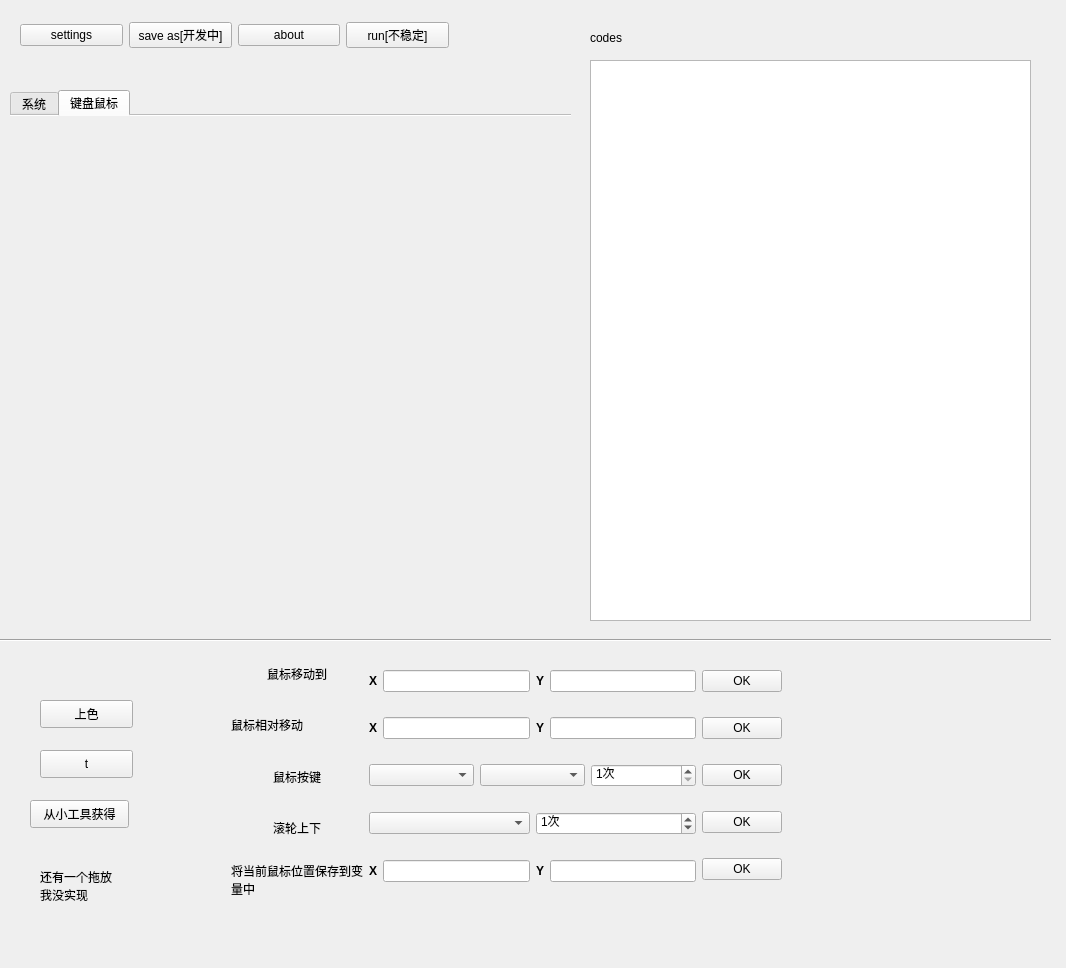
Qt form src/ahk_main/ahk_main.ui (yongzhi444/AutoHotkey-Simple-IDE) before a commit.
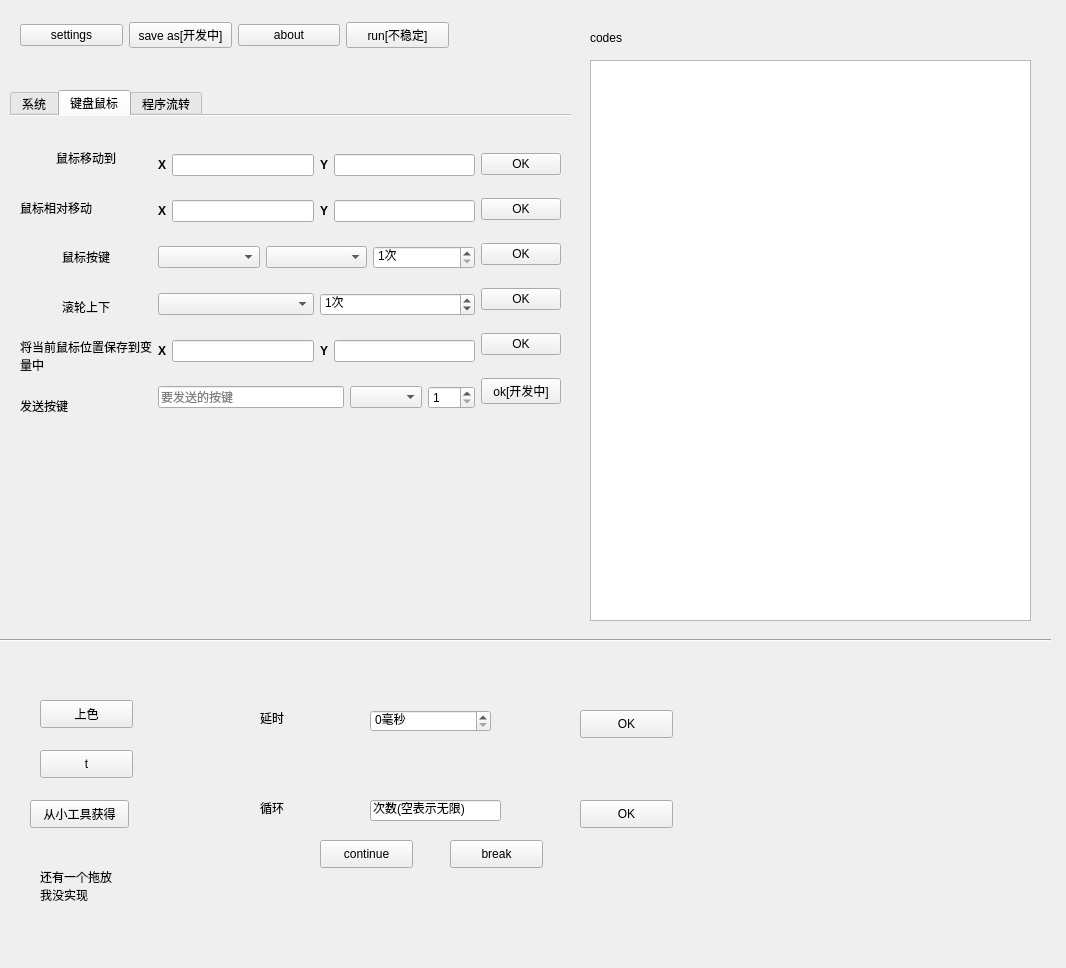
The same form after that commit. The open tabs and pages were chosen to show the change.

Commit message: 4,23补充一个小功能

The edit to the form file:
```diff
--- a/src/ahk_main/ahk_main.ui
+++ b/src/ahk_main/ahk_main.ui
@@ -344,47 +344,6 @@
         </item>
        </layout>
       </item>
-      <item>
-       <layout class="QHBoxLayout" name="horizontalLayout_2">
-        <item>
-         <widget class="QLabel" name="label_11">
-          <property name="text">
-           <string>发送按键</string>
-          </property>
-         </widget>
-        </item>
-        <item>
-         <widget class="QLineEdit" name="key2send">
-          <property name="placeholderText">
-           <string>要发送的按键</string>
-          </property>
-          <property name="clearButtonEnabled">
-           <bool>false</bool>
-          </property>
-         </widget>
-        </item>
-        <item>
-         <widget class="QComboBox" name="key_mode"/>
-        </item>
-        <item>
-         <widget class="QSpinBox" name="time_show">
-          <property name="minimum">
-           <number>1</number>
-          </property>
-          <property name="maximum">
-           <number>999</number>
-          </property>
-         </widget>
-        </item>
-        <item>
-         <widget class="QPushButton" name="sendkeyok">
-          <property name="text">
-           <string>ok[开发中]</string>
-          </property>
-         </widget>
-        </item>
-       </layout>
-      </item>
      </layout>
     </widget>
    </widget>
@@ -392,15 +351,13 @@
     <attribute name="title">
      <string>键盘鼠标</string>
     </attribute>
-   </widget>
-  </widget>
-  <widget class="QWidget" name="">
+    <widget class="QWidget" name="layoutWidget">
    <property name="geometry">
     <rect>
-     <x>231</x>
-     <y>651</y>
-     <width>551</width>
-     <height>251</height>
+       <x>10</x>
+       <y>20</y>
+       <width>541</width>
+       <height>291</height>
     </rect>
    </property>
    <layout class="QHBoxLayout" name="horizontalLayout_10">
@@ -453,6 +410,13 @@
         </property>
        </widget>
       </item>
+        <item>
+         <widget class="QLabel" name="label_11">
+          <property name="text">
+           <string>发送按键</string>
+          </property>
+         </widget>
+        </item>
      </layout>
     </item>
     <item>
@@ -639,6 +603,33 @@
         </item>
        </layout>
       </item>
+        <item>
+         <layout class="QHBoxLayout" name="horizontalLayout_2">
+          <item>
+           <widget class="QLineEdit" name="key2send">
+            <property name="placeholderText">
+             <string>要发送的按键</string>
+            </property>
+            <property name="clearButtonEnabled">
+             <bool>false</bool>
+            </property>
+           </widget>
+          </item>
+          <item>
+           <widget class="QComboBox" name="key_mode"/>
+          </item>
+          <item>
+           <widget class="QSpinBox" name="time_show">
+            <property name="minimum">
+             <number>1</number>
+            </property>
+            <property name="maximum">
+             <number>999</number>
+            </property>
+           </widget>
+          </item>
+         </layout>
+        </item>
      </layout>
     </item>
     <item>
@@ -678,9 +669,127 @@
         </property>
        </widget>
       </item>
+        <item>
+         <widget class="QPushButton" name="sendkeyok">
+          <property name="text">
+           <string>ok[开发中]</string>
+          </property>
+         </widget>
+        </item>
      </layout>
     </item>
    </layout>
+    </widget>
+   </widget>
+   <widget class="QWidget" name="tab">
+    <attribute name="title">
+     <string>程序流转</string>
+    </attribute>
+   </widget>
+  </widget>
+  <widget class="QLabel" name="label_18">
+   <property name="geometry">
+    <rect>
+     <x>260</x>
+     <y>710</y>
+     <width>72</width>
+     <height>15</height>
+    </rect>
+   </property>
+   <property name="text">
+    <string>延时</string>
+   </property>
+  </widget>
+  <widget class="QSpinBox" name="g_time">
+   <property name="geometry">
+    <rect>
+     <x>370</x>
+     <y>710</y>
+     <width>121</width>
+     <height>22</height>
+    </rect>
+   </property>
+   <property name="suffix">
+    <string>毫秒</string>
+   </property>
+  </widget>
+  <widget class="QPushButton" name="g_ok">
+   <property name="geometry">
+    <rect>
+     <x>580</x>
+     <y>710</y>
+     <width>93</width>
+     <height>28</height>
+    </rect>
+   </property>
+   <property name="text">
+    <string>OK</string>
+   </property>
+  </widget>
+  <widget class="QLabel" name="label_21">
+   <property name="geometry">
+    <rect>
+     <x>260</x>
+     <y>800</y>
+     <width>72</width>
+     <height>15</height>
+    </rect>
+   </property>
+   <property name="text">
+    <string>循环</string>
+   </property>
+  </widget>
+  <widget class="QLineEdit" name="lineEdit">
+   <property name="geometry">
+    <rect>
+     <x>370</x>
+     <y>800</y>
+     <width>131</width>
+     <height>21</height>
+    </rect>
+   </property>
+   <property name="inputMask">
+    <string>次数(空表示无限)</string>
+   </property>
+  </widget>
+  <widget class="QPushButton" name="c_ok_3">
+   <property name="geometry">
+    <rect>
+     <x>580</x>
+     <y>800</y>
+     <width>93</width>
+     <height>28</height>
+    </rect>
+   </property>
+   <property name="text">
+    <string>OK</string>
+   </property>
+  </widget>
+  <widget class="QPushButton" name="pushButton">
+   <property name="geometry">
+    <rect>
+     <x>320</x>
+     <y>840</y>
+     <width>93</width>
+     <height>28</height>
+    </rect>
+   </property>
+   <property name="text">
+    <string>continue</string>
+   </property>
+  </widget>
+  <widget class="QPushButton" name="pushButton_4">
+   <property name="geometry">
+    <rect>
+     <x>450</x>
+     <y>840</y>
+     <width>93</width>
+     <height>28</height>
+    </rect>
+   </property>
+   <property name="text">
+    <string>break</string>
+   </property>
   </widget>
  </widget>
  <resources/>
```
Left out of the diff: 2 changed lines with no effect on the pictures. Lines whose indentation alone changed are shown as unchanged. The commit also changes 2 other files.
